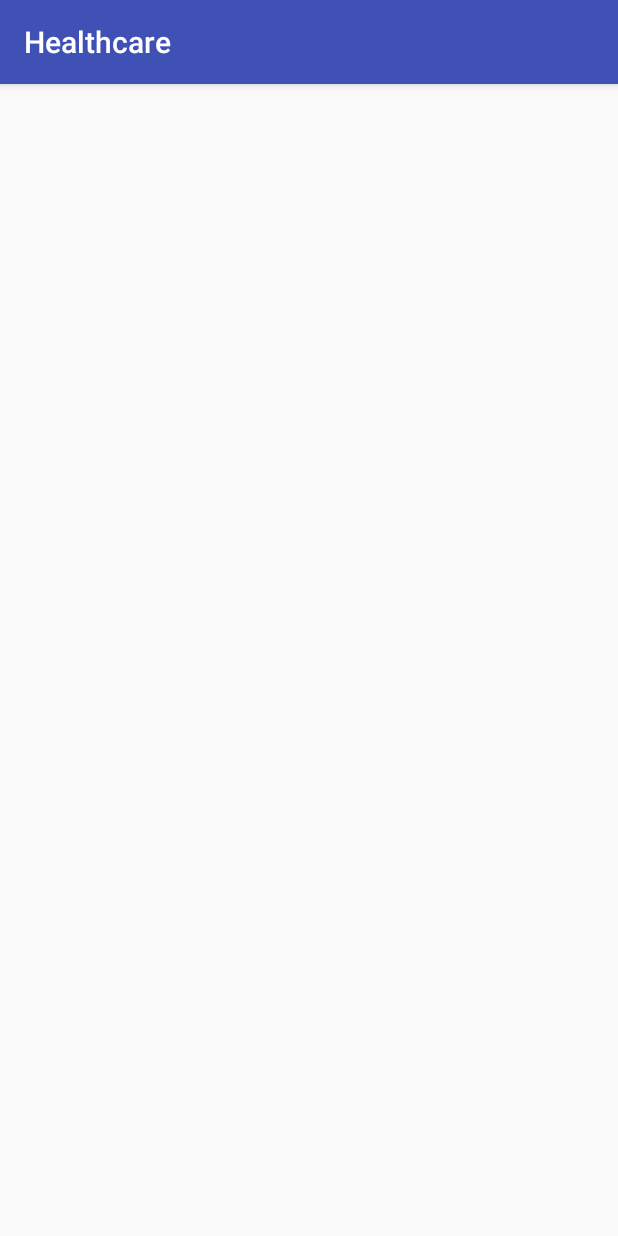
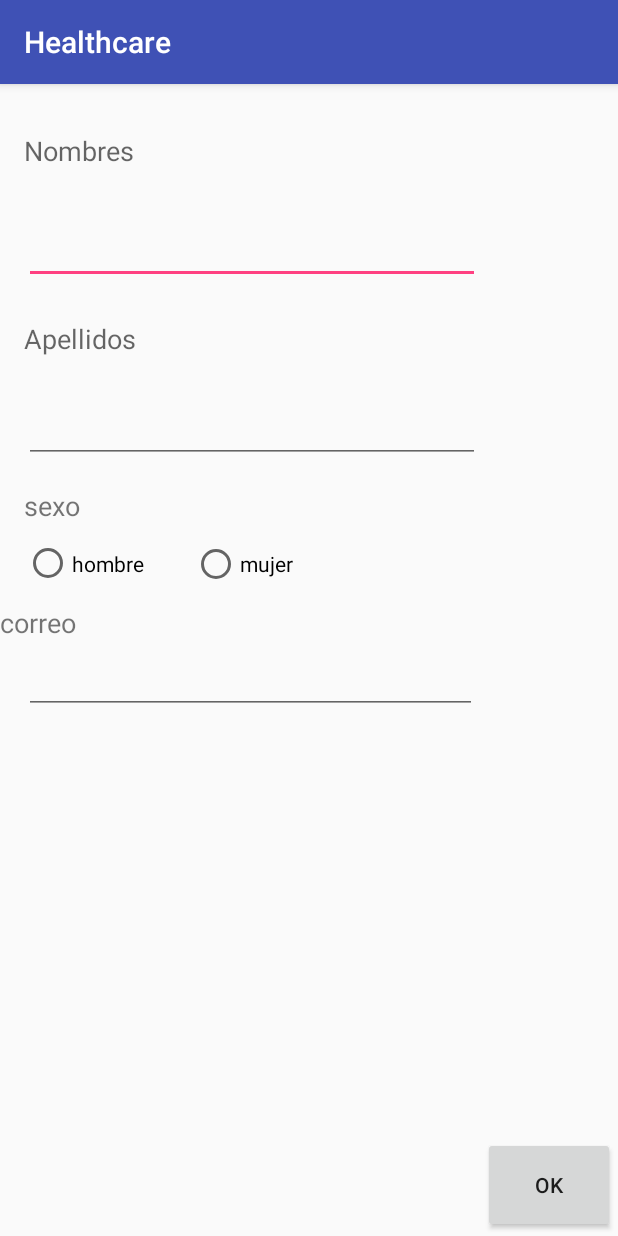
Before and after one commit to willlagu/Healthcare, an Android app: the Registro screen opened directly, with no data from a screen before it, on a phone screen of 412 x 824 dp. Run offline under Robolectric (Android 15) with nearby library versions, the phone set to English and light mode, and no system bars.

Commit message:
Activity de registro implementación botón a  Activity de aceptación

```diff
--- a/app/build.gradle
+++ b/app/build.gradle
@@ -8,7 +8,7 @@ android {
         minSdkVersion 15
         targetSdkVersion 24
         versionCode 1
-        versionName "1.0"
+        versionName '1.1'
         testInstrumentationRunner "android.support.test.runner.AndroidJUnitRunner"
     }
     buildTypes {
@@ -17,10 +17,12 @@ android {
             proguardFiles getDefaultProguardFile('proguard-android.txt'), 'proguard-rules.pro'
         }
     }
+    productFlavors {
+    }
 }
 
 dependencies {
-    compile fileTree(dir: 'libs', include: ['*.jar'])
+    compile fileTree(include: ['*.jar'], dir: 'libs')
     androidTestCompile('com.android.support.test.espresso:espresso-core:2.2.2', {
         exclude group: 'com.android.support', module: 'support-annotations'
     })
--- a/app/src/main/AndroidManifest.xml
+++ b/app/src/main/AndroidManifest.xml
@@ -18,7 +18,8 @@
                 <category android:name="android.intent.category.LAUNCHER" />
             </intent-filter>
         </activity>
-        <activity android:name=".Registro"></activity>
+        <activity android:name=".Registro" />
+        <activity android:name=".Aceptacion"></activity>
     </application>
 
 </manifest>
--- /dev/null
+++ b/app/src/main/java/aplicacion/hospital/app/umb/edu/healthcare/Aceptacion.java
@@ -0,0 +1,13 @@
+package aplicacion.hospital.app.umb.edu.healthcare;
+
+import android.support.v7.app.AppCompatActivity;
+import android.os.Bundle;
+
+public class Aceptacion extends AppCompatActivity {
+
+    @Override
+    protected void onCreate(Bundle savedInstanceState) {
+        super.onCreate(savedInstanceState);
+        setContentView(R.layout.activity_aceptacion);
+    }
+}
--- a/app/src/main/java/aplicacion/hospital/app/umb/edu/healthcare/Registro.java
+++ b/app/src/main/java/aplicacion/hospital/app/umb/edu/healthcare/Registro.java
@@ -1,13 +1,29 @@
 package aplicacion.hospital.app.umb.edu.healthcare;
 
+import android.content.Intent;
 import android.support.v7.app.AppCompatActivity;
 import android.os.Bundle;
+import android.view.View;
+import android.widget.Button;
 
-public class Registro extends AppCompatActivity {
+public class Registro extends AppCompatActivity implements View.OnClickListener {
 
     @Override
     protected void onCreate(Bundle savedInstanceState) {
         super.onCreate(savedInstanceState);
         setContentView(R.layout.activity_registro);
+        Button boton = (Button) findViewById(R.id.button);
+        boton.setOnClickListener(this);
+    }
+    public void onClick(View v) {
+        //seleccion cada caso de boton que se pulse
+        switch (v.getId()) {
+
+            case R.id.button:
+               //abre ventana
+                Intent intent = new Intent(this,Aceptacion.class);
+                startActivity(intent);
+                break;
+        }
     }
 }
--- /dev/null
+++ b/app/src/main/res/layout/activity_aceptacion.xml
@@ -0,0 +1,10 @@
+<?xml version="1.0" encoding="utf-8"?>
+<android.support.constraint.ConstraintLayout xmlns:android="http://schemas.android.com/apk/res/android"
+    xmlns:app="http://schemas.android.com/apk/res-auto"
+    xmlns:tools="http://schemas.android.com/tools"
+    android:id="@+id/activity_aceptacion"
+    android:layout_width="match_parent"
+    android:layout_height="match_parent"
+    tools:context="aplicacion.hospital.app.umb.edu.healthcare.Aceptacion">
+
+</android.support.constraint.ConstraintLayout>
--- a/app/src/main/res/layout/activity_registro.xml
+++ b/app/src/main/res/layout/activity_registro.xml
@@ -7,4 +7,129 @@
     android:layout_height="match_parent"
     tools:context="aplicacion.hospital.app.umb.edu.healthcare.Registro">
 
+    <TextView
+        android:text="correo"
+        android:layout_width="90dp"
+        android:layout_height="34dp"
+        android:id="@+id/textView9"
+        android:textSize="18sp"
+        android:elevation="1dp"
+        tools:layout_editor_absoluteX="16dp"
+        app:layout_constraintTop_toBottomOf="@+id/gruporb" />
+
+    <TextView
+        android:text="Apellidos"
+        android:layout_width="82dp"
+        android:layout_height="26dp"
+        android:id="@+id/textView7"
+        android:textAppearance="@style/TextAppearance.AppCompat.Caption"
+        android:textSize="18sp"
+        app:layout_constraintLeft_toLeftOf="@+id/activity_registro"
+        android:layout_marginLeft="16dp"
+        android:layout_marginStart="16dp"
+        app:layout_constraintTop_toBottomOf="@+id/names"
+        android:layout_marginTop="24dp" />
+
+    <TextView
+        android:text="Nombres"
+        android:layout_width="80dp"
+        android:layout_height="32dp"
+        android:id="@+id/textView"
+        android:textAppearance="@style/TextAppearance.AppCompat.Caption"
+        android:textSize="18sp"
+        app:layout_constraintLeft_toLeftOf="@+id/activity_registro"
+        android:layout_marginLeft="16dp"
+        android:layout_marginStart="16dp"
+        app:layout_constraintTop_toTopOf="@+id/activity_registro"
+        android:layout_marginTop="32dp" />
+
+    <EditText
+        android:layout_width="304dp"
+        android:layout_height="wrap_content"
+        android:inputType="textPersonName"
+        android:text=""
+        android:ems="10"
+        android:id="@+id/names"
+        app:layout_constraintLeft_toLeftOf="@+id/activity_registro"
+        android:layout_marginLeft="16dp"
+        android:layout_marginStart="16dp"
+        app:layout_constraintTop_toBottomOf="@+id/textView"
+        android:layout_marginTop="24dp" />
+
+    <EditText
+        android:layout_width="304dp"
+        android:layout_height="wrap_content"
+        android:inputType="textPersonName"
+        android:text=""
+        android:ems="10"
+        android:id="@+id/lastname"
+        app:layout_constraintLeft_toLeftOf="@+id/activity_registro"
+        android:layout_marginLeft="16dp"
+        android:layout_marginStart="16dp"
+        app:layout_constraintTop_toBottomOf="@+id/textView7"
+        android:layout_marginTop="24dp" />
+
+    <TextView
+        android:text="sexo"
+        android:layout_width="90dp"
+        android:layout_height="34dp"
+        android:id="@+id/textView8"
+        android:textSize="18sp"
+        android:elevation="1dp"
+        app:layout_constraintLeft_toLeftOf="@+id/activity_registro"
+        android:layout_marginLeft="16dp"
+        android:layout_marginStart="16dp"
+        app:layout_constraintTop_toBottomOf="@+id/lastname"
+        android:layout_marginTop="16dp" />
+
+    <Button
+        android:text="ok"
+        android:layout_width="wrap_content"
+        android:layout_height="64dp"
+        android:id="@+id/button"
+        app:layout_constraintRight_toRightOf="@+id/activity_registro"
+        android:layout_marginRight="2dp"
+        android:layout_marginEnd="2dp"
+        app:layout_constraintBottom_toBottomOf="@+id/activity_registro"
+        android:layout_marginBottom="2dp" />
+
+    <EditText
+        android:layout_width="302dp"
+        android:layout_height="39dp"
+        android:inputType="textEmailAddress"
+        android:ems="10"
+        android:id="@+id/editText5"
+        app:layout_constraintLeft_toLeftOf="@+id/activity_registro"
+        android:layout_marginLeft="16dp"
+        android:layout_marginStart="16dp"
+        app:layout_constraintTop_toBottomOf="@+id/textView9" />
+
+    <RadioGroup android:id="@+id/gruporb" android:orientation="horizontal"
+        android:layout_width="266dp"
+        android:layout_height="44dp"
+        app:layout_constraintLeft_toLeftOf="@+id/activity_registro"
+        android:layout_marginLeft="16dp"
+        android:layout_marginStart="16dp"
+        app:layout_constraintTop_toBottomOf="@+id/textView8">
+
+        <RadioButton
+            android:text="hombre"
+            android:layout_width="112dp"
+            android:layout_height="34dp"
+            android:id="@+id/radioButton"
+
+            tools:layout_editor_absoluteX="0dp"
+            tools:layout_editor_absoluteY="0dp" />
+
+        <RadioButton
+            android:text="mujer"
+            android:layout_width="122dp"
+            android:layout_height="32dp"
+            android:id="@+id/radioButton2"
+
+            tools:layout_editor_absoluteX="112dp"
+            tools:layout_editor_absoluteY="0dp" />
+    </RadioGroup>
+
+
 </android.support.constraint.ConstraintLayout>
--- a/build.gradle
+++ b/build.gradle
@@ -5,7 +5,7 @@ buildscript {
         jcenter()
     }
     dependencies {
-        classpath 'com.android.tools.build:gradle:2.2.0-alpha4'
+        classpath 'com.android.tools.build:gradle:2.2.0-alpha5'
 
         // NOTE: Do not place your application dependencies here; they belong
         // in the individual module build.gradle files
```
